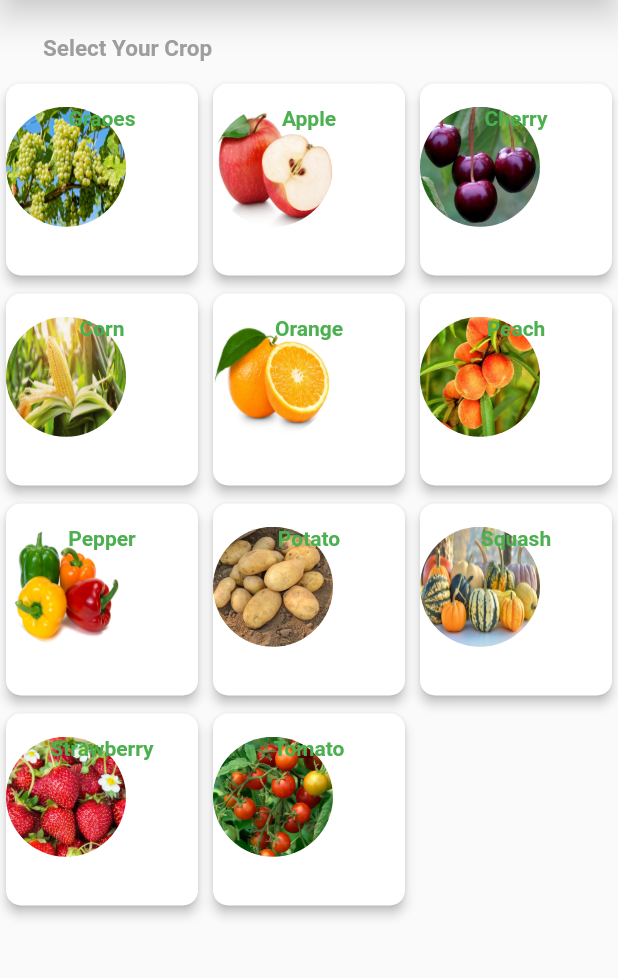
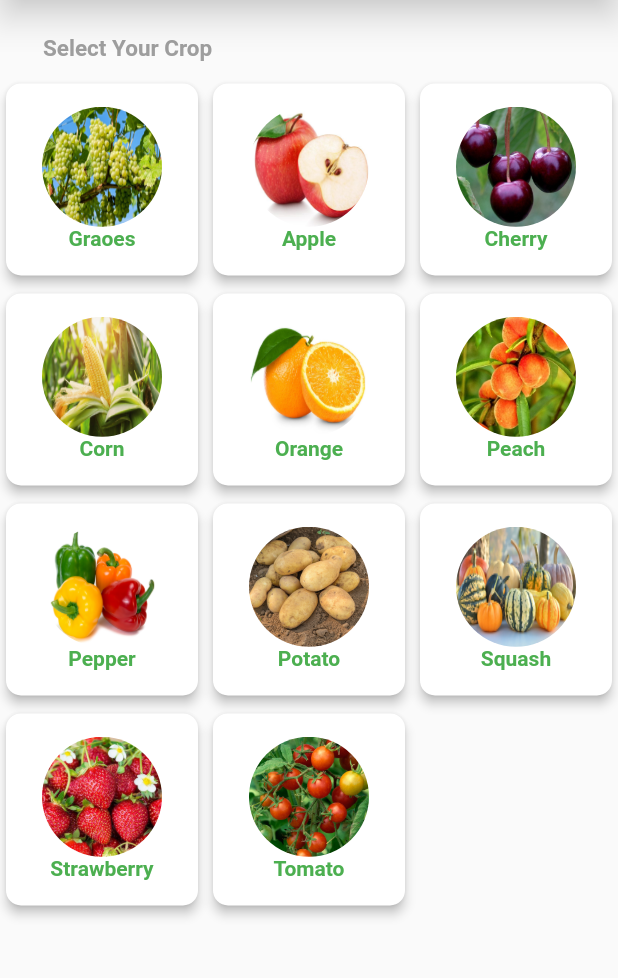
Before and after one commit to pratikjain04/PlantEase, a Flutter app: the screen it shows after launch, on a phone screen of 412 x 824 dp, the part 98-1076 px from its top. Run offline on Flutter 3.47's test engine with Material 2 defaults, Android fonts, the phone set to English and light mode, and no system bars.

Commit message:
ImageUpload Screen Added
Signed-off-by: pratikjain04 <pratikjain0411@gmail.com>

```diff
--- a/lib/main.dart
+++ b/lib/main.dart
@@ -1,4 +1,5 @@
 import 'package:plantease/ui/screens/home.dart';
+import 'package:plantease/ui/screens/upload.dart';
 
 import 'ui/app.dart';
 
@@ -7,9 +8,10 @@ import 'package:flutter/material.dart';
 void main() => runApp(MaterialApp(
       home: SplashScreen(),
       debugShowCheckedModeBanner: false,
+      title: 'Plantease',
       routes: <String, WidgetBuilder> {
 
         '/Home': (BuildContext context) => HomePage(),
-
+        '/Image': (BuildContext context) => ImageUpload()
       },
     ));
--- a/lib/ui/screens/home.dart
+++ b/lib/ui/screens/home.dart
@@ -19,71 +19,81 @@ class _HomePageState extends State<HomePage> {
     return new Scaffold(
       drawer: new Drawer(
         child: Column(
-
-
-
           children: <Widget>[
             new Container(
               height: 200,
               width: 350,
               child: new Center(
-                child: new Text("PlantEase",
-                style: new TextStyle(fontSize: 40.0,color: Colors.white),),
+                child: new Text(
+                  "PlantEase",
+                  style: new TextStyle(fontSize: 40.0, color: Colors.white),
+                ),
               ),
               color: Colors.teal,
             ),
-             Padding(padding: EdgeInsetsDirectional.fromSTEB(0.0, 6.5, 0.0, 0.0)),
+            Padding(
+                padding: EdgeInsetsDirectional.fromSTEB(0.0, 6.5, 0.0, 0.0)),
             new Row(
               children: <Widget>[
                 IconButton(
                     icon: Icon(
-                     Icons.language, color: Colors.teal,
-
+                  Icons.language,
+                  color: Colors.teal,
+                ),
+                onPressed: (){},
+                ),
+                Text(
+                  "Change Language",
+                  style: new TextStyle(fontSize: 15, color: Colors.teal),
                 )
-                 ),
-                 Text("Change Language", style: new TextStyle(fontSize: 15,color: Colors.teal),)
               ],
-
             ),
             new Row(
               children: <Widget>[
                 IconButton(
                     icon: Icon(
-                      Icons.info_outline, color: Colors.teal,
-
+                  Icons.info_outline,
+                  color: Colors.teal,
+                ),
+                onPressed: (){},
+                ),
+                Text(
+                  "How To Use App",
+                  style: new TextStyle(fontSize: 15, color: Colors.teal),
                 )
-                ),
-                Text("How To Use App", style: new TextStyle(fontSize: 15,color: Colors.teal),)
               ],
-
             ),
             new Row(
               children: <Widget>[
                 IconButton(
                     icon: Icon(
-                      Icons.mail_outline, color: Colors.teal,
-
+                  Icons.mail_outline,
+                  color: Colors.teal,
+                ),
+                onPressed: (){},
+                ),
+                Text(
+                  "Contact Us",
+                  style: new TextStyle(fontSize: 15, color: Colors.teal),
                 )
-                ),
-                Text("Contact Us", style: new TextStyle(fontSize: 15,color: Colors.teal),)
               ],
-
             ),
             new Row(
               children: <Widget>[
                 IconButton(
                     icon: Icon(
-                      Icons.share, color: Colors.teal,
-
-                    )
+                  Icons.share,
+                  color: Colors.teal,
                 ),
-                Text("Share App", style: new TextStyle(fontSize: 15,color: Colors.teal),)
-              ],
-
+                onPressed: (){},
+                ),
+                Text(
+                  "Share App",
+                  style: new TextStyle(fontSize: 15, color: Colors.teal),
                 )
               ],
-
-
+            )
+          ],
         ),
       ),
       appBar: new AppBar(
@@ -102,9 +112,10 @@ class _HomePageState extends State<HomePage> {
         child: SingleChildScrollView(
           child: Column(
             children: <Widget>[
-              SizedBox(height: uniHeight/25),
+              SizedBox(height: uniHeight / 25),
               Container(
-                  padding: EdgeInsets.only(left: uniWidth/14.4, right: uniWidth/14.4),
+                  padding: EdgeInsets.only(
+                      left: uniWidth / 14.4, right: uniWidth / 14.4),
                   child: Row(
                     mainAxisAlignment: MainAxisAlignment.spaceBetween,
                     children: <Widget>[
@@ -118,7 +129,6 @@ class _HomePageState extends State<HomePage> {
                       ),
                     ],
                   )),
-
               SizedBox(
                 height: 10.0,
               ),
@@ -128,33 +138,22 @@ class _HomePageState extends State<HomePage> {
                   mainAxisSpacing: 4.0,
                   shrinkWrap: true,
                   children: <Widget>[
-              _buildCard("Graoes",
-                  'assets/grapes-2656259_1280.jpg'),
-              _buildCard("Apple",
-                  "assets/2b74874798de42d5de6e4711150946d3.jpg"),
-              _buildCard("Cherry",
-                  'assets/Cherry_Tree_-_Stella.jpg'),
+                    _buildCard("Graoes", 'assets/grapes-2656259_1280.jpg'),
+                    _buildCard(
+                        "Apple", "assets/2b74874798de42d5de6e4711150946d3.jpg"),
+                    _buildCard("Cherry", 'assets/Cherry_Tree_-_Stella.jpg'),
                     _buildCard("Corn",
                         "assets/BONNIE-PLANTS_corn-iStock-857670630-2400px.jpg"),
-              _buildCard("Orange",
-                  "assets/fruit-orange.jpg"),
-              _buildCard("Peach",
-                  "assets/peach-seedling-350x322.jpg"),
-              _buildCard("Pepper",
-                  "assets/image1_2_NNDIjA1438463783480.jpg"),
-              _buildCard("Potato",
-                  "assets/POT-270z.jpg"),
-              _buildCard("Squash",
-                  "assets/winter-squash-varieties-020217.jpg"),
+                    _buildCard("Orange", "assets/fruit-orange.jpg"),
+                    _buildCard("Peach", "assets/peach-seedling-350x322.jpg"),
                     _buildCard(
-                  "Strawberry", "assets/13853.jpg"),
-              _buildCard("Tomato",
-                  "assets/tomato.jpg")
-
-]
-              )
-
-
+                        "Pepper", "assets/image1_2_NNDIjA1438463783480.jpg"),
+                    _buildCard("Potato", "assets/POT-270z.jpg"),
+                    _buildCard(
+                        "Squash", "assets/winter-squash-varieties-020217.jpg"),
+                    _buildCard("Strawberry", "assets/13853.jpg"),
+                    _buildCard("Tomato", "assets/tomato.jpg")
+                  ])
             ],
           ),
         ),
@@ -163,16 +162,26 @@ class _HomePageState extends State<HomePage> {
   }
 
   Widget _buildCard(String name, String status) {
-    return Card(
-      shape: RoundedRectangleBorder(borderRadius: BorderRadius.circular(10.0)),
+
+    //todo: Add Navigation to Image Picking Screen
+
+
+    return GestureDetector(
+      onTap: (){
+        //todo: Pass the selected image as parameter for the ML Model to process the image accordingly in a optimised manner
+
+        Navigator.of(context).pushNamed('/Image');
+      },
+      child: Card(
+          shape:
+              RoundedRectangleBorder(borderRadius: BorderRadius.circular(10.0)),
           elevation: 3.0,
           child: Column(
               children: <Widget>[
             SizedBox(
               height: uniHeight / 53,
             ),
-          Stack(
-            children: <Widget>[
+
                 Container(
                     height: 80.0,
                     width: 80.0,
@@ -180,29 +189,15 @@ class _HomePageState extends State<HomePage> {
                         borderRadius: BorderRadius.circular(40.0),
                         color: Colors.white,
                         image: DecorationImage(
-                        image: AssetImage(status), fit: BoxFit.fill)
-                )),
-
-
-          Expanded(
-            child: Center(
+                            image: AssetImage(status), fit: BoxFit.fill))),
+            Center(
                     child: Text(
                       name,
-                style:
-                    TextStyle(color: Colors.green, fontWeight: FontWeight.bold),
+                      style: TextStyle(
+                          color: Colors.green, fontWeight: FontWeight.bold),
                     ),
                   ),
-          )
-        ],
-      ),
-  ]
-    )
+          ])),
     );
   }
-
-
-
-
-
-
 }
```
Also changed, not shown: lib/ui/screens/upload.dart (added, +84 -0 lines), pubspec.lock. Lines whose indentation alone changed are shown as unchanged.
